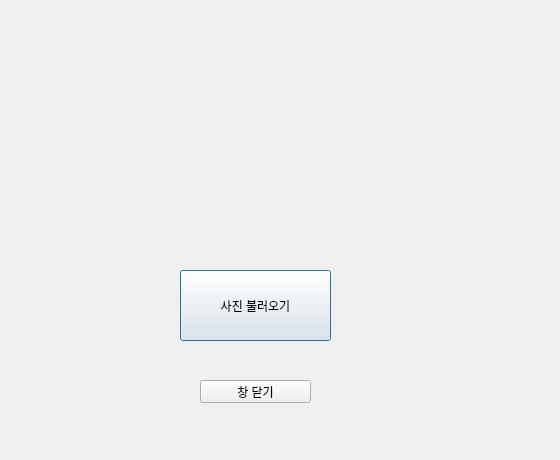
Above: ColorRecovery/Main/Color_recovery.ui from KimYoungUng74/ColorRecovery before the change. Below: the same form after it.
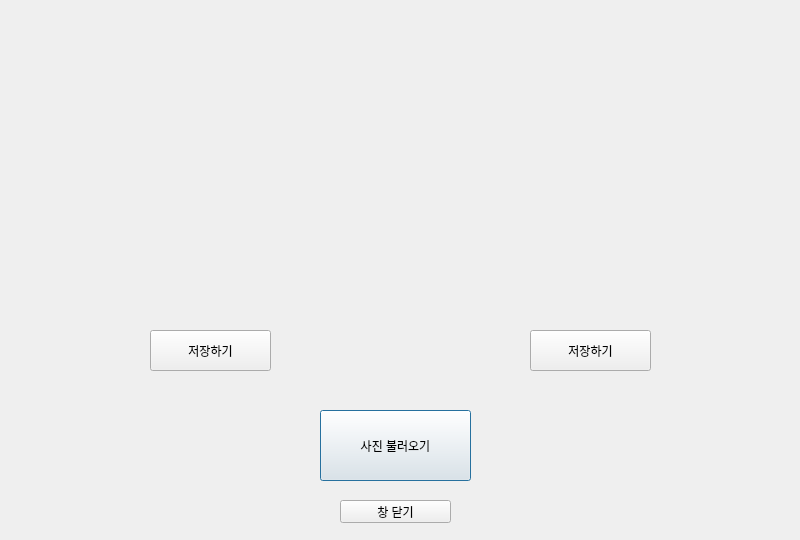
That is the form after the change.

Commit message:
Color Convert 기능 ver 1.0 구현
흑백 사진을 집어넣었을때 사진 색을 복원하는 기능 구현 완료
UX적으로만 수정할 필요가 있어보임

```diff
--- a/ColorRecovery/Main/Color_recovery.ui
+++ b/ColorRecovery/Main/Color_recovery.ui
@@ -6,8 +6,8 @@
    <rect>
     <x>0</x>
     <y>0</y>
-    <width>560</width>
-    <height>460</height>
+    <width>800</width>
+    <height>540</height>
    </rect>
   </property>
   <property name="windowTitle">
@@ -16,8 +16,8 @@
   <widget class="QPushButton" name="file_btn">
    <property name="geometry">
     <rect>
-     <x>180</x>
-     <y>270</y>
+     <x>320</x>
+     <y>410</y>
      <width>151</width>
      <height>71</height>
     </rect>
@@ -29,8 +29,8 @@
   <widget class="QPushButton" name="close_btn">
    <property name="geometry">
     <rect>
-     <x>200</x>
-     <y>380</y>
+     <x>340</x>
+     <y>500</y>
      <width>111</width>
      <height>23</height>
     </rect>
@@ -39,6 +39,58 @@
     <string>창 닫기</string>
    </property>
   </widget>
+  <widget class="QLabel" name="eccv16_image">
+   <property name="geometry">
+    <rect>
+     <x>50</x>
+     <y>60</y>
+     <width>341</width>
+     <height>231</height>
+    </rect>
+   </property>
+   <property name="text">
+    <string/>
+   </property>
+  </widget>
+  <widget class="QLabel" name="siggraph17_image">
+   <property name="geometry">
+    <rect>
+     <x>420</x>
+     <y>60</y>
+     <width>341</width>
+     <height>231</height>
+    </rect>
+   </property>
+   <property name="text">
+    <string/>
+   </property>
+  </widget>
+  <widget class="QPushButton" name="eccv16_btn">
+   <property name="geometry">
+    <rect>
+     <x>150</x>
+     <y>330</y>
+     <width>121</width>
+     <height>41</height>
+    </rect>
+   </property>
+   <property name="text">
+    <string>저장하기</string>
+   </property>
+  </widget>
+  <widget class="QPushButton" name="siggraph17_btn">
+   <property name="geometry">
+    <rect>
+     <x>530</x>
+     <y>330</y>
+     <width>121</width>
+     <height>41</height>
+    </rect>
+   </property>
+   <property name="text">
+    <string>저장하기</string>
+   </property>
+  </widget>
  </widget>
  <resources/>
  <connections/>
```
The commit also changes 10 other files.
